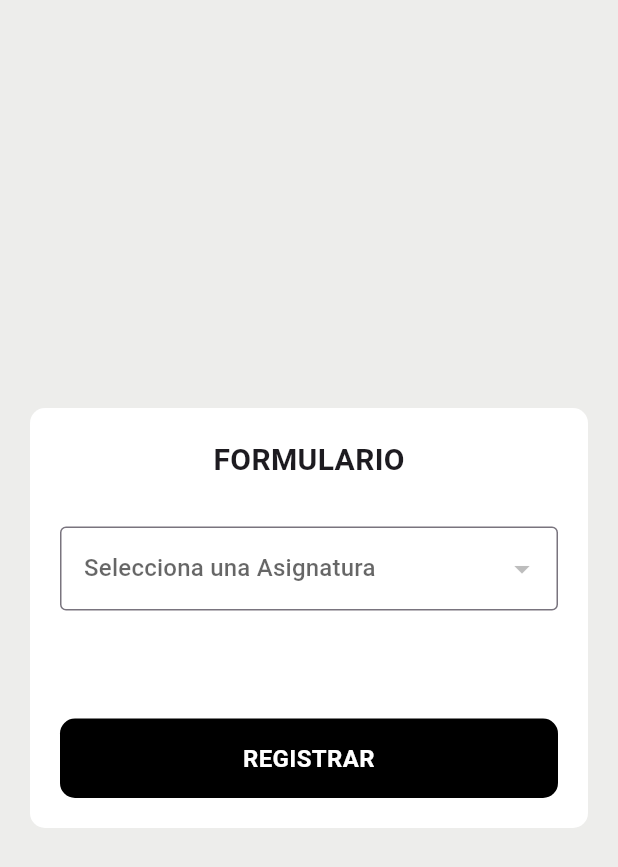
After one commit to EricFZX/SQL-Flutter-University, a Flutter app: the SubjectCareer screen opened directly, on a phone screen of 412 x 824 dp. The commit adds this screen. Shown: the top 867 px of the screen. Run offline on Flutter 3.47's test engine with Material 3 defaults, Android fonts, the phone set to English and light mode, and no system bars; our stand-ins replace accordion; network calls fail.

Commit message:
Pending Career_Subject and CRUD Career

```diff
--- a/lib/c/api.dart
+++ b/lib/c/api.dart
@@ -110,6 +110,19 @@ class API {
       rethrow;
     }
   }
+  static Future<dynamic> getSubjects() async {
+    try {
+      final response =
+          await http.get(Uri.parse("http://10.0.2.2:3000/subjects"));
+      if (response.statusCode == 200) {
+        return jsonDecode(response.body);
+      } else {
+        throw "Error";
+      }
+    } catch (e) {
+      rethrow;
+    }
+  }
 
   static Future<void> postSubject(nombre, uv) async {
     final response = await http.post(Uri.parse("http://10.0.2.2:3000/subjects"),
@@ -120,3 +133,6 @@ class API {
     if (response.statusCode == 200) {}
   }
 }
+/*static Future<void> postSubject_Career(codigoCarrera,CodigoAsignatura) async {
+  final response = await http.post(Uri.parse("http://10.0.2.2:3000/subjects/career")),
+}*/
--- /dev/null
+++ b/lib/v/Subjects/subject_career.dart
@@ -0,0 +1,111 @@
+import 'package:bd_project/c/api.dart';
+import 'package:flutter/material.dart';
+
+class SubjectCareer extends StatefulWidget {
+  const SubjectCareer({super.key});
+
+  @override
+  State<SubjectCareer> createState() => _SubjectCareerState();
+}
+
+class _SubjectCareerState extends State<SubjectCareer> {
+  //Variables
+  List<dynamic> _subjects = [];
+  late int _selectSubject;
+
+  //Methods
+  Future<void> _getSubjects() async {
+    final json = await API.getSubjects();
+    setState(() {
+      _subjects = json;
+    });
+  }
+
+  @override
+  void initState() {
+    // TODO: implement initState
+    super.initState();
+    _getSubjects();
+  }
+
+  @override
+  Widget build(BuildContext context) {
+    return Scaffold(
+      backgroundColor: const Color(0xFFededeb),
+      body: Padding(
+        padding: const EdgeInsets.all(20),
+        child: Center(
+          child: Container(
+            height: 280,
+            padding: const EdgeInsets.all(20),
+            width: MediaQuery.sizeOf(context).width,
+            decoration: BoxDecoration(
+                color: Colors.white, borderRadius: BorderRadius.circular(10)),
+            child: Column(
+              mainAxisAlignment: MainAxisAlignment.center,
+              children: [
+                const Text(
+                  "FORMULARIO",
+                  style: TextStyle(fontWeight: FontWeight.bold, fontSize: 20),
+                ),
+                const SizedBox(
+                  height: 15,
+                ),
+                Expanded(
+                    child: SingleChildScrollView(
+                  child: Column(children: [
+                    const SizedBox(
+                      height: 15,
+                    ),
+                    DropdownButtonFormField<Map<String, dynamic>>(
+                      isExpanded: true,
+                      decoration:
+                          const InputDecoration(border: OutlineInputBorder()),
+                      items: _subjects.map((subject) {
+                        return DropdownMenuItem<Map<String, dynamic>>(
+                          value: subject,
+                          child: Text(
+                            subject['_nombre'],
+                            overflow: TextOverflow.ellipsis,
+                          ),
+                        );
+                      }).toList(),
+                      onChanged: (Map<String, dynamic>? selectedSubject) {
+                        setState(() {
+                          _selectSubject =
+                              selectedSubject?['_codigoAsignatura'];
+                        });
+                      },
+                      hint: const Text('Selecciona una Asignatura'),
+                    ),
+                  ]),
+                )),
+                const SizedBox(
+                  height: 15,
+                ),
+                GestureDetector(
+                  onTap: () async {},
+                  child: Container(
+                    padding: const EdgeInsets.symmetric(vertical: 15),
+                    width: MediaQuery.sizeOf(context).width,
+                    decoration: BoxDecoration(
+                        color: Colors.black,
+                        borderRadius: BorderRadius.circular(10)),
+                    child: const Text(
+                      "REGISTRAR",
+                      style: TextStyle(
+                          color: Colors.white,
+                          fontWeight: FontWeight.bold,
+                          fontSize: 16),
+                      textAlign: TextAlign.center,
+                    ),
+                  ),
+                )
+              ],
+            ),
+          ),
+        ),
+      ),
+    );
+  }
+}
```
Also changed, not shown: lib/v/Students/create_students.dart (+10 -8 lines), lib/v/Students/enroll_students.dart (added, +15 -0 lines), lib/v/Subjects/list_subjects.dart (+55 -0 lines), lib/v/home.dart (+17 -11 lines).
